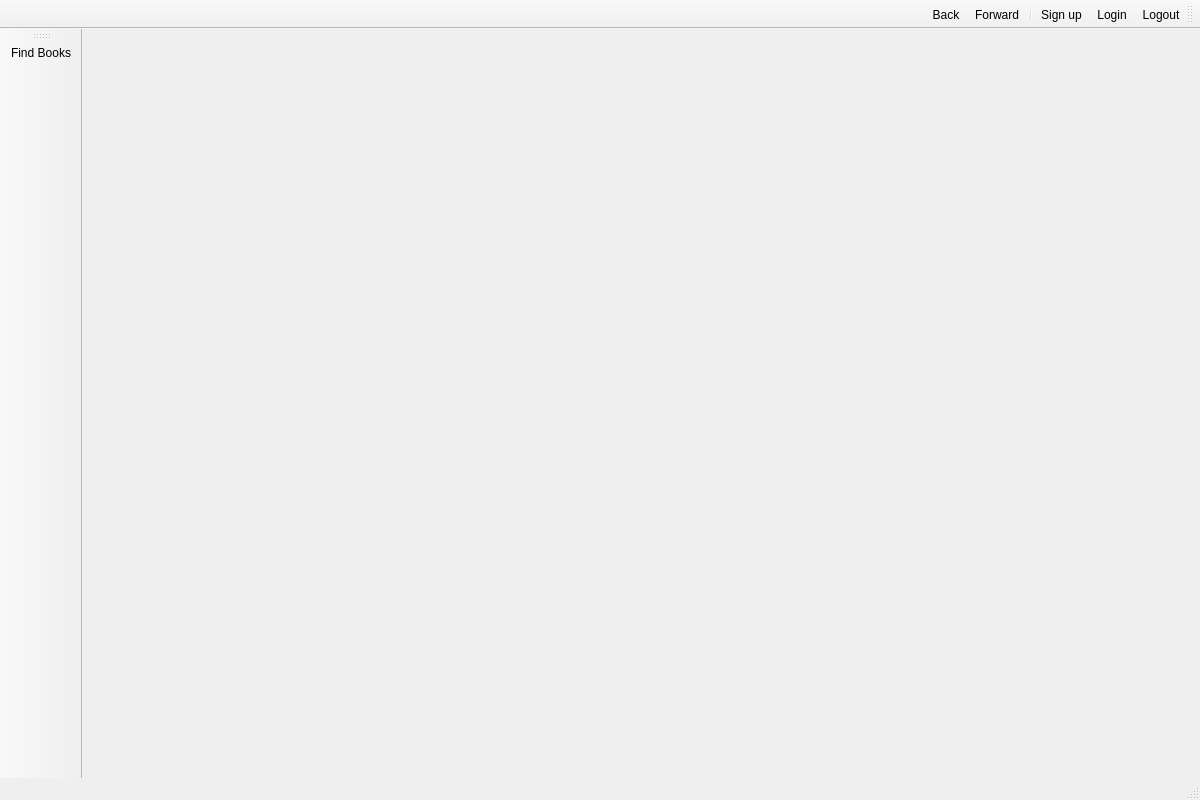
Above: LibraryManagementSystem/applicationwindow.ui from NiroSugir/LibraryManagementSystem before the change. Below: the same form after it.
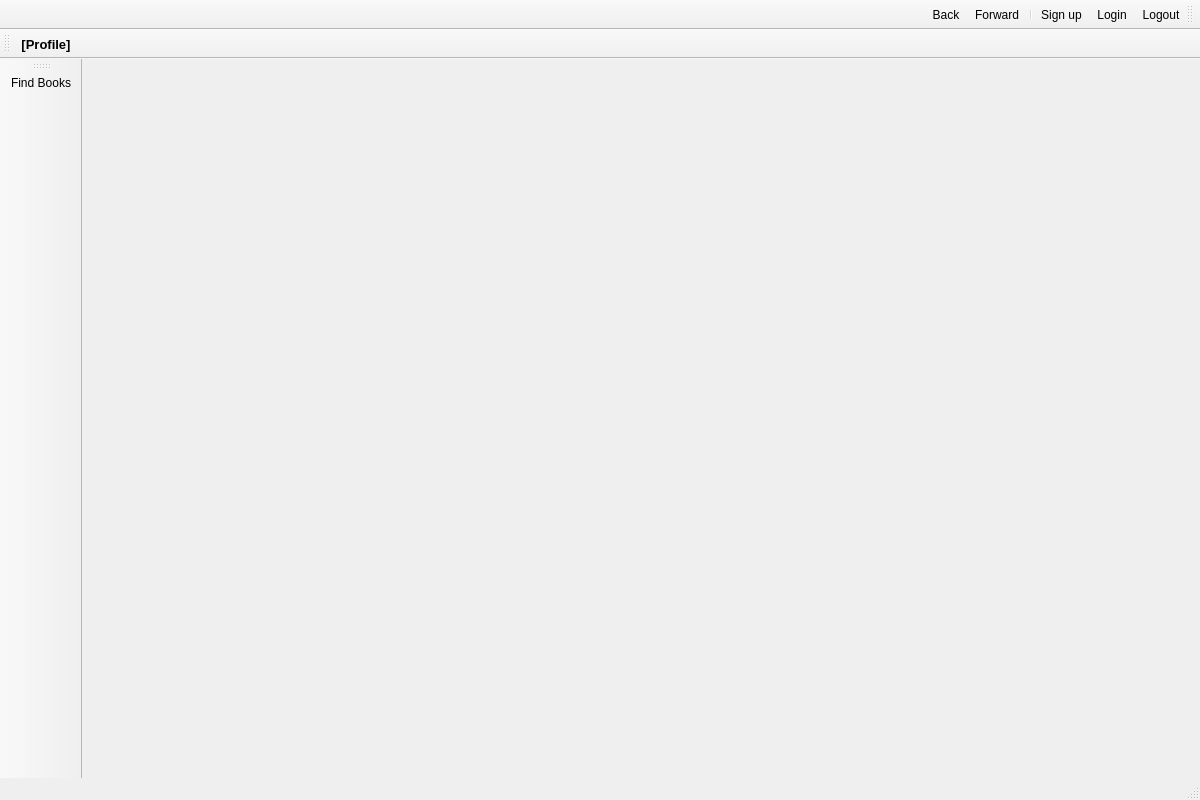
That is the form after the change. Icons and pictures are not drawn.

Commit message: show logged in user on window (and link to sign up on click)

```diff
--- a/LibraryManagementSystem/applicationwindow.ui
+++ b/LibraryManagementSystem/applicationwindow.ui
@@ -78,6 +78,24 @@
    </attribute>
    <addaction name="actionFind_Books"/>
   </widget>
+  <widget class="QToolBar" name="toolBar">
+   <property name="windowTitle">
+    <string>toolBar</string>
+   </property>
+   <property name="layoutDirection">
+    <enum>Qt::LeftToRight</enum>
+   </property>
+   <property name="styleSheet">
+    <string notr="true"/>
+   </property>
+   <attribute name="toolBarArea">
+    <enum>TopToolBarArea</enum>
+   </attribute>
+   <attribute name="toolBarBreak">
+    <bool>true</bool>
+   </attribute>
+   <addaction name="actionLabelUsername"/>
+  </widget>
   <action name="actionFind_Books">
    <property name="icon">
     <iconset resource="Icons.qrc">
@@ -149,6 +167,18 @@
     <bool>true</bool>
    </property>
   </action>
+  <action name="actionLabelUsername">
+   <property name="text">
+    <string>[Profile]</string>
+   </property>
+   <property name="font">
+    <font>
+     <pointsize>10</pointsize>
+     <weight>75</weight>
+     <bold>true</bold>
+    </font>
+   </property>
+  </action>
  </widget>
  <resources>
   <include location="Icons.qrc"/>
```
The commit also changes 4 other files.
